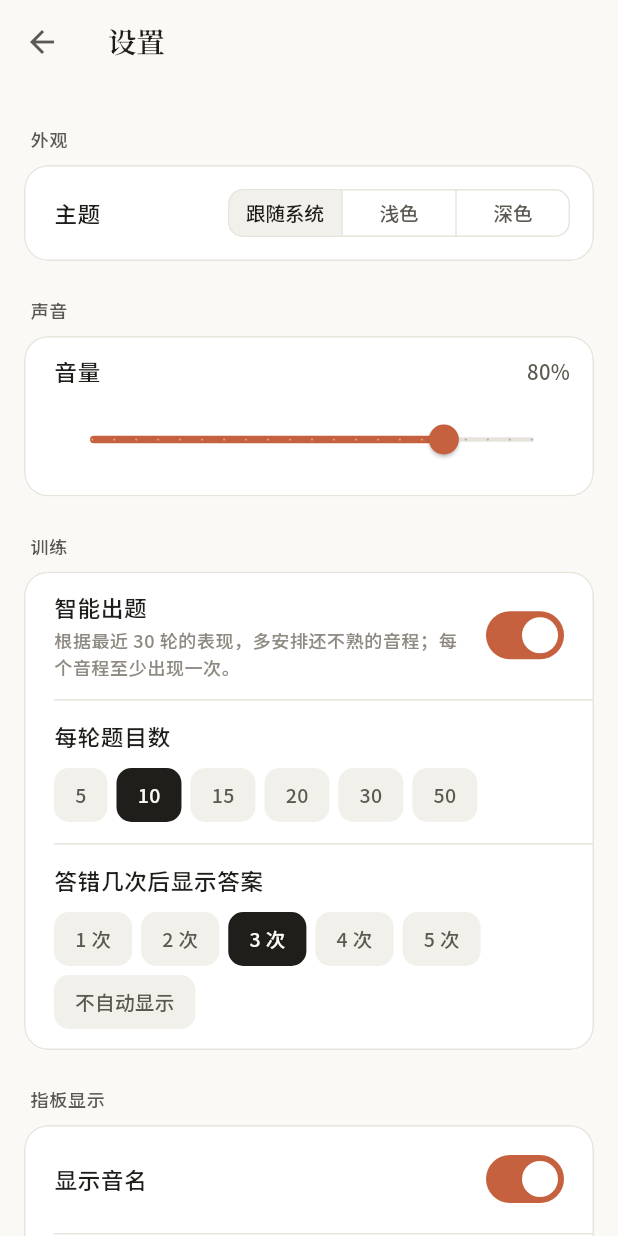
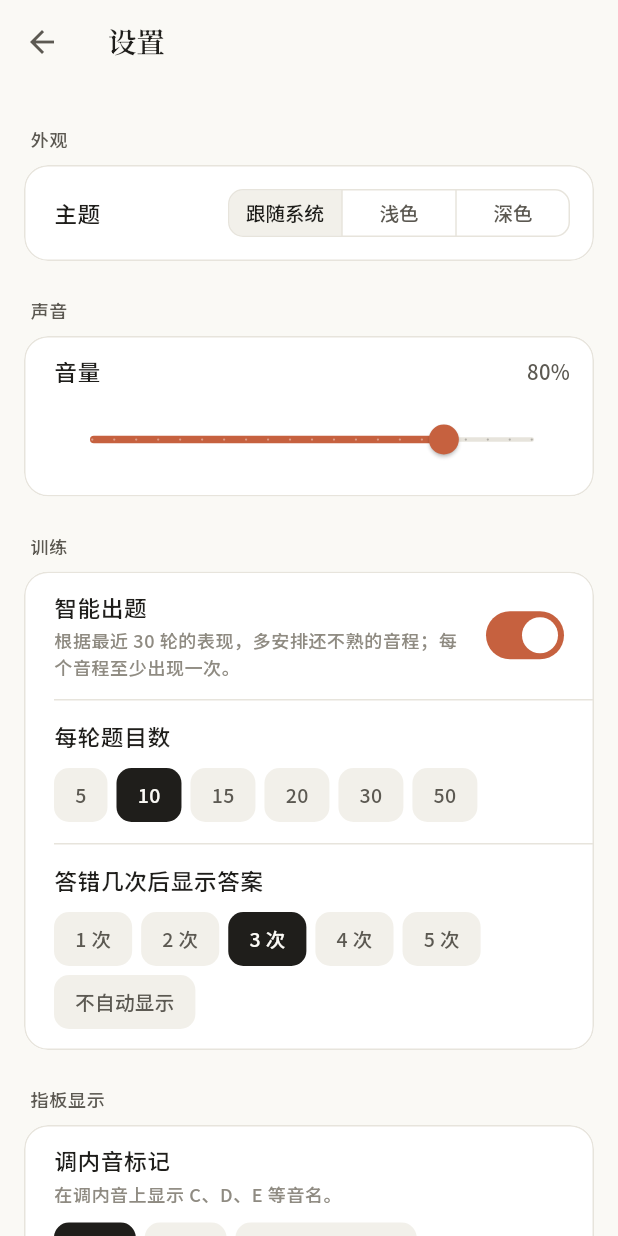
Before and after one commit to wjwpoi/GuitarBridge, a Flutter app: the screen it shows after launch, after a tap on "开始练习", after a tap on the "tune" icon, on a phone screen of 412 x 824 dp. Run offline on Flutter 3.47's test engine with Material 3 defaults, Android fonts, the phone set to English and light mode, and no system bars; our stand-ins replace shared_preferences; missing offline and left inert: flutter_soloud; project files that could hold a hidden picture were left out.

Commit message:
feat(fretboard): inlay-only mode without scale-note markers
Note names / degrees become one exclusive choice with a third option that
hides every scale note and draws real-guitar fret inlays instead, for a
harder way to practise. The root, attempts and the revealed answer stay
highlighted; legacy preferences migrate automatically.

Co-Authored-By: Claude Opus 5.5 <noreply@anthropic.com>
Claude-Session: https://claude.ai/code/session_01YCDm1KmMAAZCpu4Yj7mZnv

```diff
--- a/assets/fonts/glyphs.txt
+++ b/assets/fonts/glyphs.txt
@@ -1 +1 @@
-!"#$%&'()*+,-./0123456789:;<=>?@ABCDEFGHIJKLMNOPQRSTUVWXYZ[\]^_`abcdefghijklmnopqrstuvwxyz{|}~°·×–—‘’“”…←↑→↓↗♭♯✓、。《》「」【】・一七三上下不与两个中为主久么之习了二五亚些什仅从仔他以任会但位低体余作你佩佳例侧修偏做停先克入全八公六共具内再况准几出击分切初删判利到制前剩功加务动化匹升半即原反取变只可右号各合吉同名后向否听启告周和品唱器四回围在地均型基增声备外多够大天失好始字学它安完定实寸对导射将小少尝就局属工左差已常平并应底度建开式引弗弦弱当录往很律得心快态性情意感慢成或戴户所手找把拖择持指按换据捷掌排接控提握揭撤播擎改放数整文断新旋无日时明映是显晓智暂更最月有服本朵机权束来板枕果某查标样核根格案检模次正此步每比永没法洛活浅浏消深混清滚激点然熟物状率现理生用留的目相看真着短确示离秒移程稍空符第等答算管类系索紧累级纯练细结给统续罗置耳能自至色英范获蓝行表被要见观规览触警计认训议记设诉试询误说请调败起越足距跟转轮轻较辑过近返还这进连选通逻邻部配采里重量钟钮销锁错键长门间阶降限除随难需音项频题馈首马高默！％（）＋，－：；？～
+!"#$%&'()*+,-./0123456789:;<=>?@ABCDEFGHIJKLMNOPQRSTUVWXYZ[\]^_`abcdefghijklmnopqrstuvwxyz{|}~°·×–—‘’“”…←↑→↓↗♭♯✓、。《》「」【】・一七三上下不与两个中为主久么之习了二五亚些什仅从仔他以任会但位低体余作你佩佳例侧保修偏做停先克入全八公六共具内再况准几出击分切初删判利到制前剩功加务动化匹升半即原反取变只可右号各合吉同名后向否听启告周和品唱器四回围圆在地均型基增声备外多够大天失好始字学它安完定实寸对导射将小少尝就局属工左差已常平并应底度建开式引弗弦弱当录往很律得心快态性情意感慢成或戴户所手找把拖择持指按换据捷掌排接控提握揭撤播擎改放数整文断新方旋无日时明映是显晓智暂更最月有服本朵机权束来板枕果某查标样核根格案检模次正此步每比永没法洛活浅浏消深混清滚激点然熟物状率现理生用留的目相看真着短确示离秒移程稍空符第等答算管类系索紧累级纯练细结给统续编罗置耳能自至色英范获蓝行表被要见观规览触警计认训议记设诉试询误说请调败起越足距跟转轮轻较辑过近返还这进连选通逻邻部配采里重量钟钮销锁错键长门间阶降限除随难需靠音项频题馈首马高默！％（）＋，－：；？～
--- a/lib/models/practice_record.dart
+++ b/lib/models/practice_record.dart
@@ -116,6 +116,10 @@ class UserPreferences {
   /// 'system' | 'light' | 'dark'.
   String themeMode;
 
+  /// What the fretboard shows for scale notes: 'names' | 'degrees' |
+  /// 'hidden' (only fret-marker inlays, the hardest mode).
+  String fretLabels;
+
   /// Weight question selection towards historically weak intervals.
   bool adaptiveTraining;
 
@@ -133,6 +137,7 @@ class UserPreferences {
     this.hasCompletedOnboarding = false,
     this.maxFailedAttempts = 3,
     this.themeMode = 'system',
+    this.fretLabels = 'names',
     this.adaptiveTraining = true,
   });
 
@@ -150,6 +155,7 @@ class UserPreferences {
     'hasCompletedOnboarding': hasCompletedOnboarding,
     'maxFailedAttempts': maxFailedAttempts,
     'themeMode': themeMode,
+    'fretLabels': fretLabels,
     'adaptiveTraining': adaptiveTraining,
   };
 
@@ -174,5 +180,12 @@ class UserPreferences {
       _ => 'system',
     },
     adaptiveTraining: json['adaptiveTraining'] as bool? ?? true,
+    fretLabels: switch (json['fretLabels']) {
+      'names' => 'names',
+      'degrees' => 'degrees',
+      'hidden' => 'hidden',
+      // Before the label mode existed, degrees won when both were enabled.
+      _ => (json['showDegrees'] as bool? ?? false) ? 'degrees' : 'names',
+    },
   );
 }
--- a/lib/ui/screens/home_screen.dart
+++ b/lib/ui/screens/home_screen.dart
@@ -393,6 +393,7 @@ class _HomeScreenState extends State<HomeScreen> {
               showDegrees: _config.showDegrees,
               showNoteNames: _config.showNoteNames,
               showFretNumbers: _config.showFretNumbers,
+              showScaleNotes: _config.showScaleNotes,
               focusFretRange: _config.difficultyConfig.fretRange,
               onFretTapped: _onFretTapped,
             ),
@@ -563,8 +564,7 @@ class _HomeScreenState extends State<HomeScreen> {
     if (!mounted) return;
     setState(() {
       _config = _config.copyWith(
-        showDegrees: prefs.showDegrees,
-        showNoteNames: prefs.showNoteNames,
+        labels: FretLabels.fromStorage(prefs.fretLabels),
         showFretNumbers: prefs.showFretNumbers,
       );
     });
--- a/lib/ui/screens/settings_screen.dart
+++ b/lib/ui/screens/settings_screen.dart
@@ -133,20 +133,26 @@ class _SettingsScreenState extends State<SettingsScreen> {
                   _Group(
                     children: [
                       _Row(
-                        title: '显示音名',
-                        trailing: Switch(
-                          value: _prefs.showNoteNames,
-                          onChanged: (value) =>
-                              _update((p) => p.showNoteNames = value),
-                        ),
-                      ),
-                      _Row(
-                        title: '显示级数',
-                        subtitle: '以主音为 1，标出 b3、5、b7 等',
-                        trailing: Switch(
-                          value: _prefs.showDegrees,
-                          onChanged: (value) =>
-                              _update((p) => p.showDegrees = value),
+                        title: '调内音标记',
+                        subtitle: _prefs.fretLabels == 'hidden'
+                            ? '不标出调内音，只保留 3、5、7、9、12 品等品记圆点，需要靠位置判断音高。'
+                            : _prefs.fretLabels == 'degrees'
+                            ? '以主音为 1，标出 b3、5、b7 等级数。'
+                            : '在调内音上显示 C、D、E 等音名。',
+                        below: _Choices<String>(
+                          values: const ['names', 'degrees', 'hidden'],
+                          selected: _prefs.fretLabels,
+                          label: (value) => switch (value) {
+                            'degrees' => '级数',
+                            'hidden' => '仅品记（更难）',
+                            _ => '音名',
+                          },
+                          onSelected: (value) => _update((p) {
+                            p
+                              ..fretLabels = value
+                              ..showNoteNames = value == 'names'
+                              ..showDegrees = value == 'degrees';
+                          }),
                         ),
                       ),
                       _Row(
--- a/lib/ui/widgets/fretboard_widget.dart
+++ b/lib/ui/widgets/fretboard_widget.dart
@@ -26,6 +26,11 @@ class FretboardWidget extends StatefulWidget {
   final bool showDegrees;
   final bool showNoteNames;
   final bool showFretNumbers;
+
+  /// False hides every scale-note marker and draws only the fret inlays of a
+  /// real guitar (3, 5, 7, 9, 12…), so positions must be found by orientation.
+  /// The root, attempted frets and the revealed answer stay highlighted.
+  final bool showScaleNotes;
   final ValueChanged<FretPosition> onFretTapped;
   final int startFret;
   final int visibleFrets;
@@ -43,6 +48,7 @@ class FretboardWidget extends StatefulWidget {
     this.showDegrees = false,
     this.showNoteNames = true,
     this.showFretNumbers = true,
+    this.showScaleNotes = true,
     required this.onFretTapped,
     this.startFret = 0,
     this.visibleFrets = 23,
@@ -209,7 +215,9 @@ class _FretboardWidgetState extends State<FretboardWidget> {
               builder: (context, _) {
                 final board = SizedBox(
                   width: visibleFrets * _cellWidth,
-                  child: Column(
+                  child: Stack(
+                    children: [
+                      Column(
                         children: [
                           _buildFretHeader(c),
                           for (
@@ -218,6 +226,9 @@ class _FretboardWidgetState extends State<FretboardWidget> {
                             stringIndex++
                           )
                             _buildStringRow(c, stringIndex, keySig),
+                        ],
+                      ),
+                      if (!widget.showScaleNotes) ..._buildInlays(c),
                     ],
                   ),
                 );
@@ -377,7 +388,7 @@ class _FretboardWidgetState extends State<FretboardWidget> {
                               : FontWeight.w400,
                         ),
                       )
-                    : _markerFrets.contains(fret)
+                    : _markerFrets.contains(fret) && widget.showScaleNotes
                     ? Dot(color: c.strongLine, size: 4)
                     : null,
               ),
@@ -419,8 +430,14 @@ class _FretboardWidgetState extends State<FretboardWidget> {
         state == TrainingState.showingResult;
 
     final role = _roleFor(position, questionVisible);
-    final label = _noteLabel(position.midi, keySig);
     final highlighted = role != _CellRole.none;
+    // In the inlay-only mode nothing names a note until the answer is shown,
+    // then the revealed positions are labelled so the result can be learned.
+    final label = widget.showScaleNotes
+        ? _noteLabel(position.midi, keySig)
+        : role == _CellRole.correct || role == _CellRole.target
+        ? GuitarMath.noteNameAt(position.midi).sharpName
+        : null;
 
     final (Color fill, Color border, Color textColor) = switch (role) {
       _CellRole.root => (c.ink, c.ink, c.onInk),
@@ -441,7 +458,8 @@ class _FretboardWidgetState extends State<FretboardWidget> {
       _CellRole.none => '',
     };
 
-    final showNode = highlighted || inKey || label != null;
+    final showNode =
+        highlighted || (widget.showScaleNotes && (inKey || label != null));
     final dim = !inFocus && !highlighted;
 
     return Semantics(
@@ -535,6 +553,41 @@ class _FretboardWidgetState extends State<FretboardWidget> {
     return _CellRole.none;
   }
 
+  /// Fret-marker inlays between the strings: single dots in the middle of
+  /// the neck, a double dot at the 12th fret, as on a real guitar.
+  List<Widget> _buildInlays(GbColors c) {
+    const size = 9.0;
+    final strings = tuning.stringCount;
+    final middle = _headerHeight + strings / 2 * _rowHeight;
+    final pair = [
+      _headerHeight + (strings / 2 - 1) * _rowHeight,
+      _headerHeight + (strings / 2 + 1) * _rowHeight,
+    ];
+    return [
+      for (var fret = startFret; fret <= _lastFret; fret++)
+        if (_markerFrets.contains(fret))
+          for (final (i, y) in (fret % 12 == 0 ? pair : [middle]).indexed)
+            Positioned(
+              key: ValueKey('inlay-$fret-$i'),
+              left: (fret - startFret + 0.5) * _cellWidth - size / 2,
+              top: y - size / 2,
+              child: IgnorePointer(
+                child: Opacity(
+                  opacity: _inFocus(fret) ? 1 : 0.4,
+                  child: Container(
+                    width: size,
+                    height: size,
+                    decoration: BoxDecoration(
+                      color: c.strongLine,
+                      shape: BoxShape.circle,
+                    ),
+                  ),
+                ),
+              ),
+            ),
+    ];
+  }
+
   String? _noteLabel(int midi, KeySignature keySig) {
     final degree = keySig.degreeLabel(midi);
     if (widget.showDegrees && degree != null) return degree;
```
Also changed, not shown: lib/models/training_config.dart (+30 -12 lines), lib/ui/widgets/training_options.dart (+76 -31 lines), assets/fonts/NotoSansSC-Medium.ttf, assets/fonts/NotoSansSC-Regular.ttf, assets/fonts/NotoSansSC-SemiBold.ttf, assets/fonts/NotoSerifSC-SemiBold.ttf, 3 other files. Lines whose indentation alone changed are shown as unchanged.
